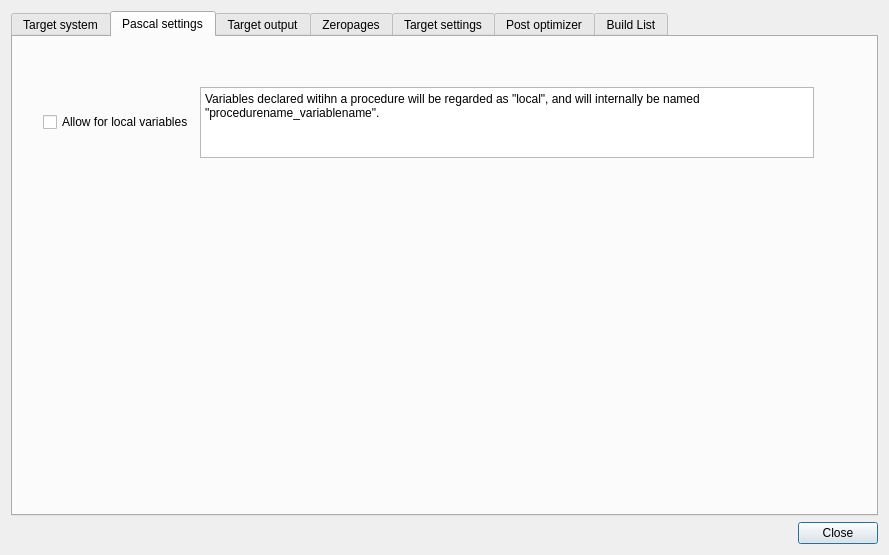
This is source/dialogprojectsettings.ui in leuat/TRSE as Qt 5 draws it before an edit. The edited form follows.
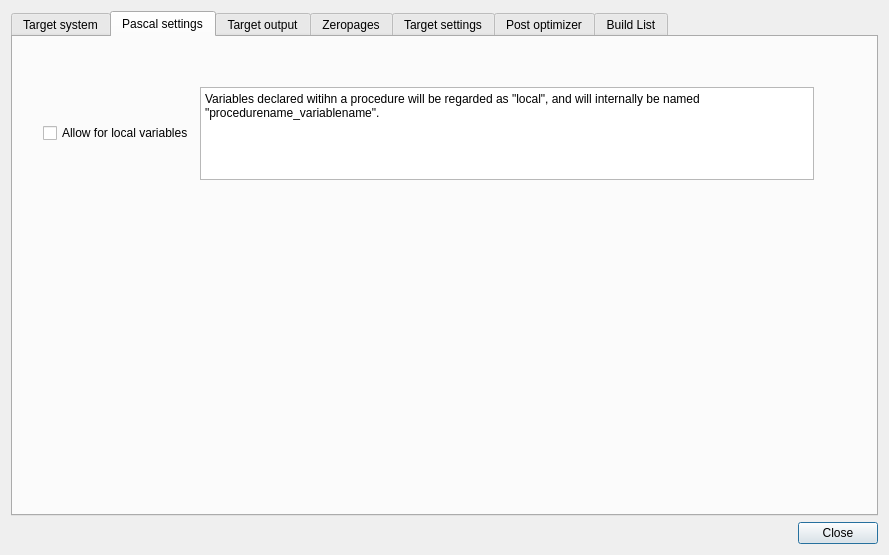
This is the edited form. The open tabs and pages were chosen to show the change.

Patch:
```diff
--- a/source/dialogprojectsettings.ui
+++ b/source/dialogprojectsettings.ui
@@ -370,13 +370,13 @@
         <attribute name="title">
          <string>Pascal settings</string>
         </attribute>
-        <widget class="QWidget" name="">
+        <widget class="QWidget" name="layoutWidget">
          <property name="geometry">
           <rect>
            <x>30</x>
            <y>50</y>
            <width>771</width>
-           <height>71</height>
+           <height>93</height>
           </rect>
          </property>
          <layout class="QGridLayout" name="gridLayout_8">
```
Left out of the diff: 2 changed lines with no effect on the pictures.
